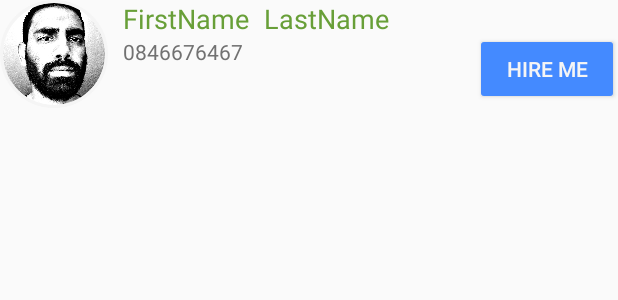
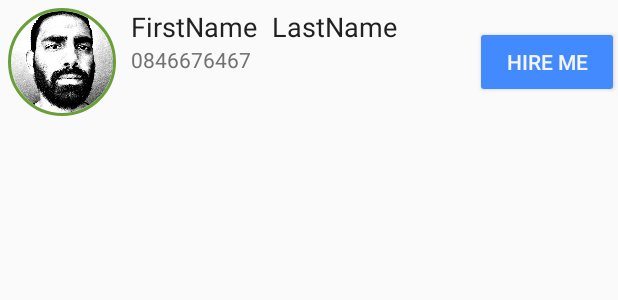
Before and after one commit to soorajpottekat/zebenzi_android, an Android app: the layout list_row_search_results.xml on its own in the app's theme, with its tools: preview values and no code run, on a phone screen of 412 x 824 dp. Shown: the top 300 px of the screen. Run offline under Robolectric (Android 15) with nearby library versions, the phone set to English and light mode, and no system bars.

Commit message:
UI tweaks

```diff
--- a/app/src/main/res/layout/fragment_new_job.xml
+++ b/app/src/main/res/layout/fragment_new_job.xml
@@ -172,8 +172,7 @@
             android:text="GET QUOTE"
             android:layout_gravity="center_horizontal|left"
             style="@style/materialButton"
-            android:textSize="20sp"
-            android:padding="15dp"
+            android:padding="10dp"
             android:translationZ="10dp"
             android:layout_below="@+id/tableLayout"
             android:layout_alignLeft="@+id/tableLayout"
--- a/app/src/main/res/layout/list_row_search_results.xml
+++ b/app/src/main/res/layout/list_row_search_results.xml
@@ -2,7 +2,10 @@
 
 <RelativeLayout xmlns:android="http://schemas.android.com/apk/res/android"
     android:layout_width="wrap_content"
-    android:layout_height="wrap_content">
+    android:layout_height="wrap_content"
+                android:paddingTop="5dp"
+                android:paddingBottom="5dp"
+                android:paddingLeft="5dp">
 
     <de.hdodenhof.circleimageview.CircleImageView
         xmlns:app="http://schemas.android.com/apk/res-auto"
@@ -11,10 +14,11 @@
         android:layout_height="72dp"
         android:src="@drawable/profile_vaugan"
         app:civ_border_width="2dp"
-        app:civ_border_color="@color/zebenzi_white"
+        app:civ_border_color="@color/zebenzi_primary_color_dark"
         android:layout_alignParentTop="true"
         android:layout_alignParentLeft="true"
-        android:layout_alignParentStart="true"/>
+        android:layout_alignParentStart="true"
+        />
 
     <TextView
         android:layout_width="wrap_content"
@@ -22,7 +26,7 @@
         android:textAppearance="?android:attr/textAppearanceMedium"
         android:text="FirstName"
         android:id="@+id/workerFirstName"
-        android:textColor="@color/zebenzi_primary_color_dark"
+        android:textColor="@color/zebenzi_dark_grey"
         android:layout_alignParentTop="true"
         android:layout_toRightOf="@+id/workerImage"
         android:layout_toEndOf="@+id/workerImage"
@@ -34,7 +38,7 @@
         android:textAppearance="?android:attr/textAppearanceMedium"
         android:text="LastName"
         android:id="@+id/workerLastName"
-        android:textColor="@color/zebenzi_primary_color_dark"
+        android:textColor="@color/zebenzi_dark_grey"
         android:layout_alignTop="@+id/workerFirstName"
         android:layout_toRightOf="@+id/workerFirstName"
         android:layout_toEndOf="@+id/workerFirstName"
@@ -59,9 +63,10 @@
         android:text="@string/hire_me"
         android:layout_gravity="center_vertical"
         style="@style/materialButton"
-        android:layout_below="@+id/workerLastName"
+        android:layout_centerVertical="true"
         android:layout_alignParentRight="true"
-        android:layout_alignParentEnd="true"/>
+        android:layout_alignParentEnd="false"
+        />
 
     <TextView
         android:layout_width="wrap_content"
--- a/app/src/main/res/values/dimens.xml
+++ b/app/src/main/res/values/dimens.xml
@@ -2,4 +2,8 @@
     <!-- Default screen margins, per the Android Design guidelines. -->
     <dimen name="activity_horizontal_margin">16dp</dimen>
     <dimen name="activity_vertical_margin">16dp</dimen>
+
+    <dimen name="text_size_small">14sp</dimen>
+    <dimen name="text_size_medium">18sp</dimen>
+    <dimen name="text_size_large">22sp</dimen>
 </resources>
--- a/app/src/main/res/values/themes.xml
+++ b/app/src/main/res/values/themes.xml
@@ -55,9 +55,18 @@
     </style>
 
     <style name="materialButton">
+        <!--<item name="style">@style/materialButtonText</item>-->
         <item name="android:textColor">@color/zebenzi_white</item>
-        <item name="android:textSize">20sp</item>
-        <item name="android:padding">20dp</item>
+        <item name="android:textSize">@dimen/text_size_medium</item>
+        <item name="android:padding">5dp</item>
+        <item name="android:gravity">center_vertical|center_horizontal</item>
+        <item name="android:background">@color/zebenzi_accent_color</item>
+    </style>
+
+    <style name="HireMeButton">
+        <item name="android:textColor">@color/zebenzi_white</item>
+        <item name="android:textSize">@dimen/text_size_medium</item>
+        <item name="android:padding">5dp</item>
         <item name="android:gravity">center_vertical|center_horizontal</item>
         <item name="android:background">@color/zebenzi_accent_color</item>
     </style>
```
Also changed, not shown: app/src/main/res/layout/fragment_quote.xml (+4 -7 lines).
